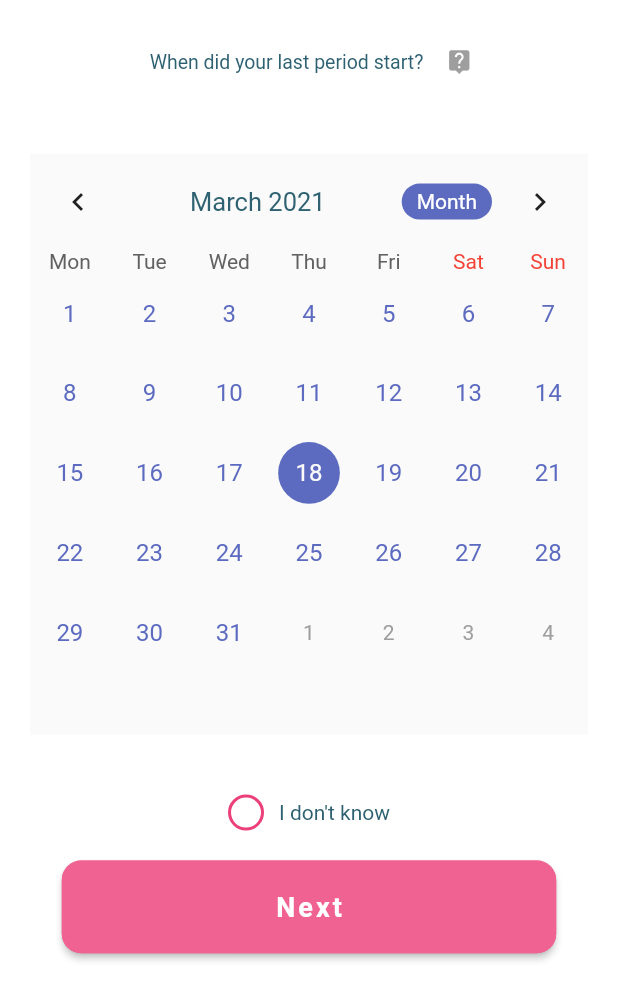
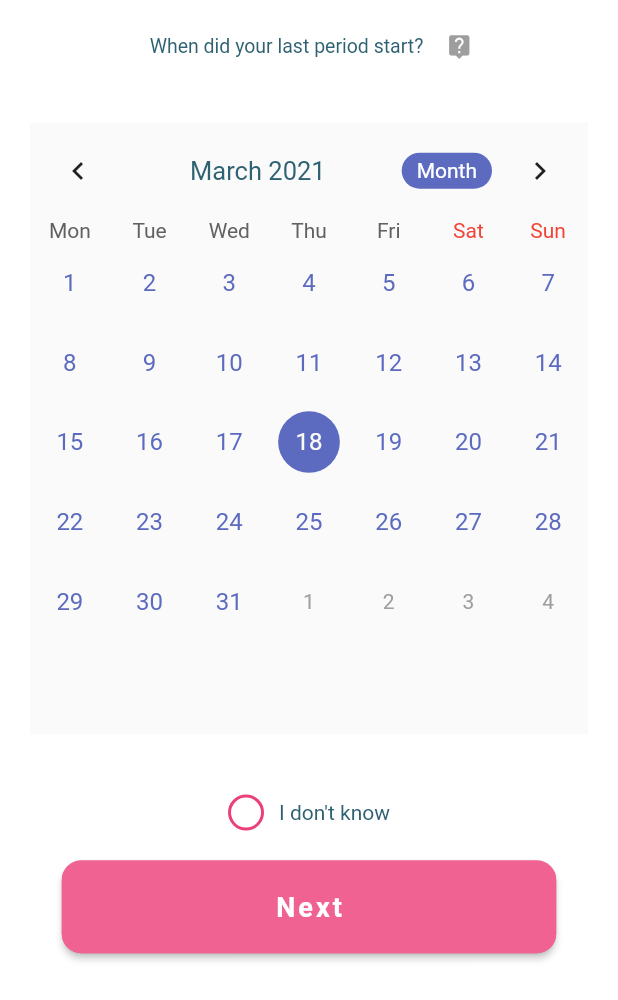
Before and after one commit to yassir28/Calendar-Flutter-App, a Flutter app: the Question3 screen opened directly, on a phone screen of 412 x 824 dp. Shown: the top 1000 px of the screen. Run offline on Flutter 3.47's test engine with Material 2 defaults, Android fonts, the phone set to English and light mode, and no system bars; drawn by our look-alikes of table_calendar; our stand-ins replace cloud_firestore, firebase_auth, firebase_core; accounts and stored records are empty.

Commit message:
question sree

```diff
--- a/lib/pages/components/calendrier.dart
+++ b/lib/pages/components/calendrier.dart
@@ -28,13 +28,13 @@ class _CalendarState extends State<Calendar> {
   List<DateTime> periodDays = [];
 
   periodCall() {
-    final periodDate = new DateTime.fromMicrosecondsSinceEpoch(
-        widget.periodTS.microsecondsSinceEpoch);
-    if (periodDate == null) {
+    if (widget.periodTS == null) {
       setState(() {
         periodDays = [];
       });
     } else {
+      final periodDate = new DateTime.fromMicrosecondsSinceEpoch(
+          widget.periodTS.microsecondsSinceEpoch);
       setState(() {
         periodDays = List.generate(
           widget.periodLength,
@@ -61,10 +61,11 @@ class _CalendarState extends State<Calendar> {
   Widget build(BuildContext context) {
     final user = Provider.of<User>(context);
 
-    return Scaffold(
-      body: SingleChildScrollView(
+    return Container(
+      child: SingleChildScrollView(
         child: Column(
-          crossAxisAlignment: CrossAxisAlignment.start,
+          crossAxisAlignment: CrossAxisAlignment.stretch,
+          mainAxisAlignment: MainAxisAlignment.start,
           children: <Widget>[
             TableCalendar(
               headerStyle: HeaderStyle(
--- /dev/null
+++ b/lib/pages/questions_components/calendar.dart
@@ -0,0 +1,138 @@
+import 'package:flutter/material.dart';
+import 'package:menstruating/models/user.dart';
+import 'package:provider/provider.dart';
+import 'package:table_calendar/table_calendar.dart';
+
+class Calendar extends StatefulWidget {
+  final Function onDaySelected;
+
+  const Calendar({
+    Key key,
+    this.onDaySelected,
+  }) : super(key: key);
+  @override
+  _CalendarState createState() => _CalendarState();
+}
+
+class _CalendarState extends State<Calendar> {
+  CalendarController _controller;
+  DateTime _selectedDay;
+
+  @override
+  void initState() {
+    super.initState();
+    _controller = CalendarController();
+  }
+
+  @override
+  Widget build(BuildContext context) {
+    final user = Provider.of<User>(context);
+
+    return Scaffold(
+      body: SingleChildScrollView(
+        child: Column(
+          mainAxisSize: MainAxisSize.max,
+          children: <Widget>[
+            TableCalendar(
+              headerStyle: HeaderStyle(
+                centerHeaderTitle: true,
+                formatButtonDecoration: BoxDecoration(
+                  color: Colors.indigo[400],
+                  borderRadius: BorderRadius.circular(20),
+                ),
+                formatButtonTextStyle: TextStyle(color: Colors.white),
+                formatButtonShowsNext: false,
+              ),
+              startingDayOfWeek: StartingDayOfWeek.monday,
+              onDaySelected: (date, events, holidays) {
+                setState(() {
+                  _selectedDay = date;
+                });
+                widget.onDaySelected(user, date);
+              },
+              builders: CalendarBuilders(
+                //day names
+                dowWeekdayBuilder: (context, day) {
+                  return Container(child: Center(child: Text(day)));
+                },
+
+                dayBuilder: (context, date, events) {
+                  if (date == _selectedDay) {
+                    return Container(
+                      margin: const EdgeInsets.all(4.0),
+                      alignment: Alignment.center,
+                      decoration: BoxDecoration(
+                        shape: BoxShape.circle,
+                        color: Colors.pink[300],
+                      ),
+                      child: Center(
+                        child: Text(
+                          date.day.toString(),
+                          style: TextStyle(
+                            fontSize: 18,
+                            color: Colors.white,
+                          ),
+                        ),
+                      ),
+                    );
+                  } else if (_controller.isToday(date)) {
+                    return Container(
+                      margin: const EdgeInsets.all(4.0),
+                      alignment: Alignment.center,
+                      decoration: BoxDecoration(
+                        shape: BoxShape.circle,
+                        color: Colors.indigo[400],
+                        // border:
+                        //     Border.all(color: Colors.indigo[400], width: 3),
+                      ),
+                      child: Center(
+                        child: Text(
+                          date.day.toString(),
+                          style: TextStyle(
+                            fontSize: 18,
+                            color: Colors.white,
+                          ),
+                        ),
+                      ),
+                    );
+                  } else if (_controller.focusedDay.month != date.month) {
+                    return Container(
+                      color: Colors.grey[50],
+                      width: 50,
+                      height: 50,
+                      child: Center(
+                        child: Text(
+                          date.day.toString(),
+                          style: TextStyle(
+                            fontSize: 16,
+                            color: Colors.grey[400],
+                          ),
+                        ),
+                      ),
+                    );
+                  } else {
+                    return Container(
+                      color: Colors.grey[50],
+                      width: 50,
+                      height: 50,
+                      child: Center(
+                        child: Text(
+                          date.day.toString(),
+                          style: TextStyle(
+                            fontSize: 16,
+                            color: Colors.indigo[400],
+                          ),
+                        ),
+                      ),
+                    );
+                  }
+                },
+              ),
+              calendarController: _controller,
+            ),
+          ],
+        ),
+      ),
+    );
+  }
+}
--- a/lib/pages/questions_components/question3.dart
+++ b/lib/pages/questions_components/question3.dart
@@ -2,7 +2,7 @@ import 'package:flutter/material.dart';
 import 'package:menstruating/constants.dart';
 import 'package:menstruating/models/user.dart';
 import 'package:menstruating/pages/components/boxdialog.dart';
-import 'package:menstruating/pages/components/calendrier.dart';
+import 'package:menstruating/pages/questions_components/calendar.dart';
 import 'package:menstruating/pages/components/colordot.dart';
 import 'package:menstruating/pages/home.dart';
 import 'package:menstruating/services/database.dart';
@@ -82,10 +82,11 @@ class _Question3State extends State<Question3>
   buildBodyScreen({int selectedIndex, double height}) {
     switch (selectedIndex) {
       case 0:
-        return Column(
+        return SingleChildScrollView(
+          child: Column(
             children: [
               Container(
-              height: height * 0.1,
+                height: height * 0.075,
                 child: Row(
                   mainAxisAlignment: MainAxisAlignment.center,
                   children: [
@@ -118,12 +119,13 @@ class _Question3State extends State<Question3>
               ),
               Container(
                 margin: EdgeInsets.all(KDefaultPaddin),
-              height: height * 0.47,
+                height: height * 0.495,
                 child: Calendar(
                   onDaySelected: _onDaySelected,
                 ),
               ),
             ],
+          ),
         );
         break;
       case 1:
```
Lines whose indentation alone changed are shown as unchanged.
